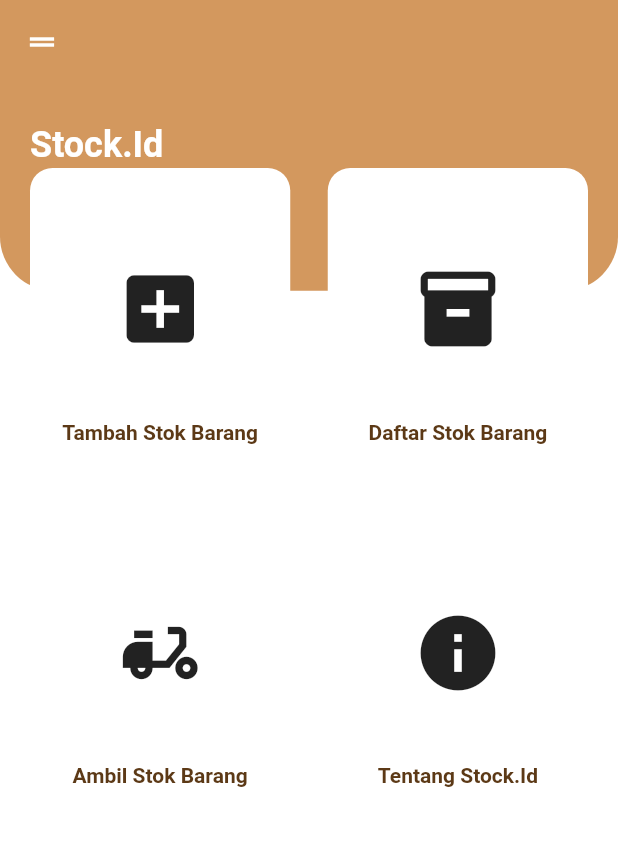
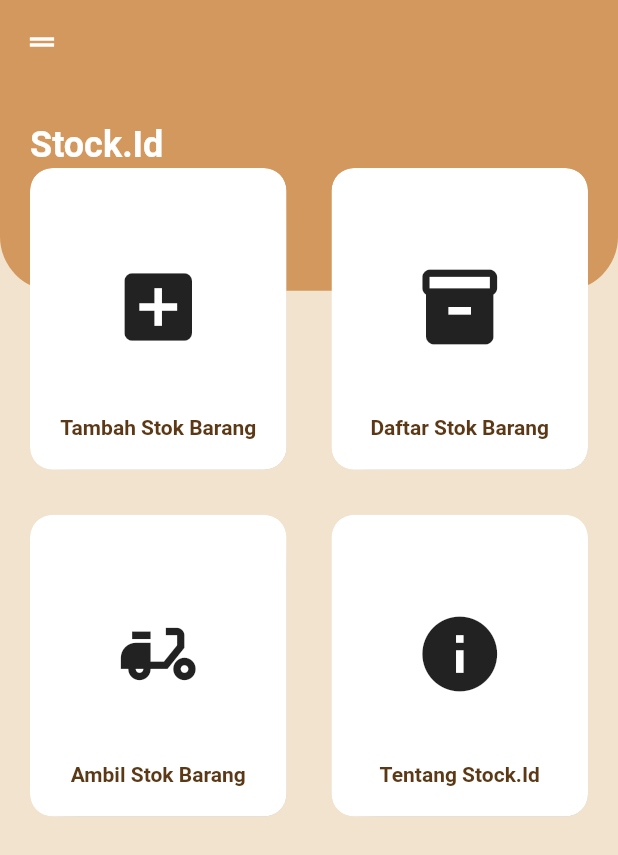
Before and after one commit to atika1004/Project_stock, a Flutter app: the screen it shows after launch, on a phone screen of 412 x 824 dp. Shown: the top 855 px of the screen. Run offline on Flutter 3.47's test engine with Material 2 defaults, Android fonts, the phone set to English and light mode, and no system bars.

Commit message:
ubah tampilan grid menu utama dan penambahan ontap

```diff
--- a/stock_id/lib/constants.dart
+++ b/stock_id/lib/constants.dart
@@ -2,6 +2,7 @@ import 'package:flutter/material.dart';
 
 const stockPrimary = Color(0xffd3985e);
 const stockText = Color(0xff5c3916);
-const stockBackground = Color(0xffffffff);
+const stockBackground = Color(0xfff2e3cf);
+const stockShadow = Color(0xffbec4c4);
 
 const double stockPadding = 20.0;
--- a/stock_id/lib/screens/components/body.dart
+++ b/stock_id/lib/screens/components/body.dart
@@ -15,8 +15,8 @@ class Body extends StatelessWidget {
               child: GridView.count(
                     crossAxisCount: 2,
                     childAspectRatio: .85,
-                    crossAxisSpacing: 25,
-                    mainAxisSpacing: 25,
+                    crossAxisSpacing: 30,
+                    mainAxisSpacing: 30,
                     children: <Widget>[
                       HomeMenu(
                         title: "Tambah Stok Barang",
@@ -54,12 +54,27 @@ class HomeMenu extends StatelessWidget {
 
   @override
   Widget build(BuildContext context) {
-    return Container(
-      padding: EdgeInsets.all(20),
+    return ClipRRect(
+      borderRadius: BorderRadius.circular(15),
+      child: Container(
         decoration: BoxDecoration(
           color: Colors.white,
-        borderRadius: BorderRadius.circular(15)
+          borderRadius: BorderRadius.circular(15),
+          boxShadow: [
+            BoxShadow(
+              offset: Offset(8,15),
+              blurRadius: 10,
+              spreadRadius: -10,
+              color: stockShadow,
             ),
+          ],
+        ),
+        child: Material(
+          color: Colors.transparent,
+          child: InkWell(
+            onTap: () {},
+            child: Padding(
+              padding: const EdgeInsets.all(20.0),
               child: Column(
                 children: <Widget>[
                   Spacer(),
@@ -70,11 +85,14 @@ class HomeMenu extends StatelessWidget {
                       textAlign: TextAlign.center,
                       style: TextStyle(
                         fontWeight: FontWeight.bold,
-              color: stockText,
                         ),
                   ),
                 ],
               ),
+            ),
+          ),
+        ),
+      ),
     );
   }
 }
```
Lines whose indentation alone changed are shown as unchanged.
